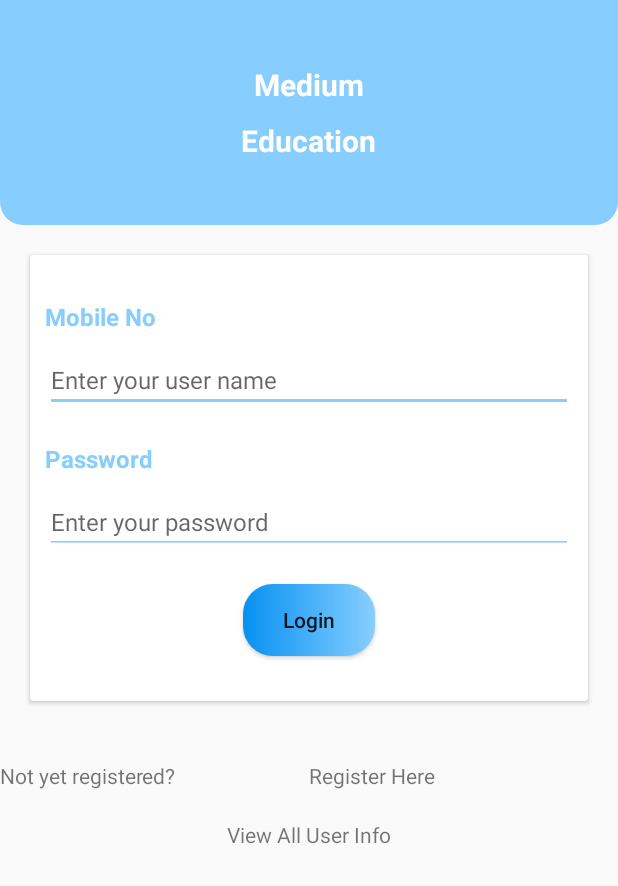
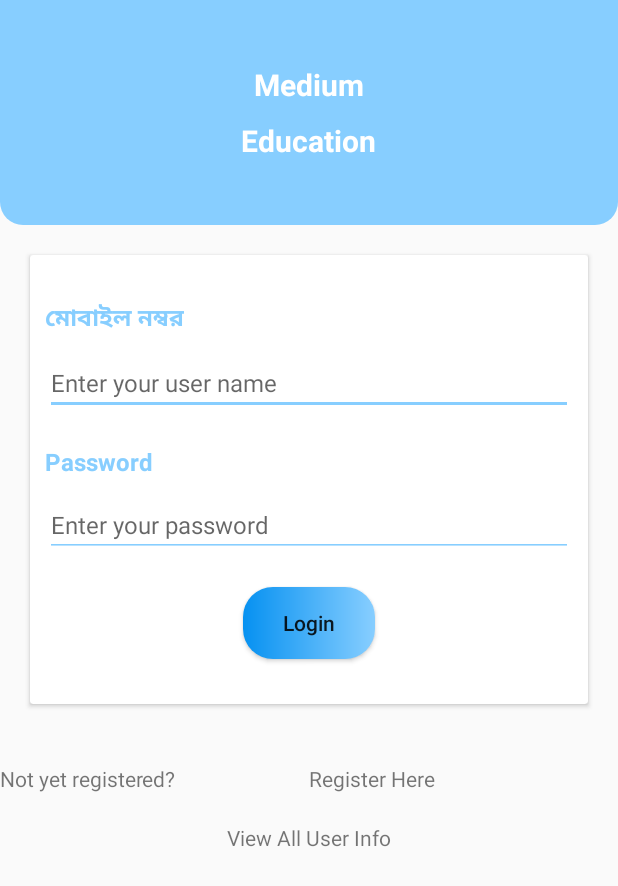
Before and after one commit to enamul95/AndroidLearning, an Android app: the screen it shows after launch (MainActivity), on a phone screen of 412 x 824 dp. Shown: the top 886 px of the screen. Run offline under Robolectric (Android 15) with nearby library versions, the phone set to English and light mode, and no system bars.

Commit message:
update bangla

```diff
--- a/app/src/main/java/era/com/app/MainActivity.java
+++ b/app/src/main/java/era/com/app/MainActivity.java
@@ -31,6 +31,8 @@ public class MainActivity extends AppCompatActivity {
     TextView lb_register;
     TextView lb_user_info;
 
+    TextView tv_mobile;
+
 
     private DBHelpler dbHelpler;
 
@@ -47,7 +49,15 @@ public class MainActivity extends AppCompatActivity {
         lb_register = findViewById(R.id.lb_register);
         lb_user_info = findViewById(R.id.lb_user_info);
 
+        tv_mobile = findViewById(R.id.tv_mobile);
+
         dbHelpler = new DBHelpler(this);
+
+
+
+
+        tv_mobile.setText("মোবাইল নম্বর");
+
 
 
         btnLogin.setOnClickListener(new View.OnClickListener() {
--- a/app/src/main/res/layout/activity_main.xml
+++ b/app/src/main/res/layout/activity_main.xml
@@ -51,6 +51,7 @@
         android:layout_margin="@dimen/margin_10">
 
         <TextView
+            android:id="@+id/tv_mobile"
             android:layout_width="wrap_content"
             android:layout_height="wrap_content"
             android:text="@string/lb_user_name"
```
